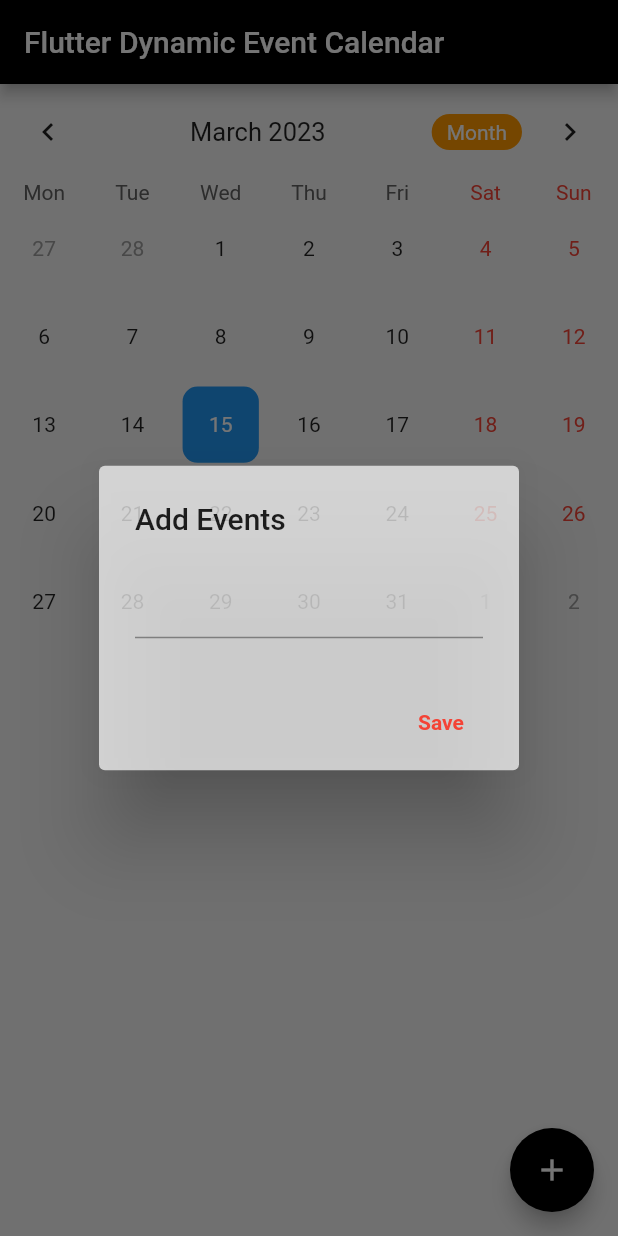
After one commit to uhrinbea22/XPT, a Flutter app: the DynamicEvent screen opened directly, after a tap on the "add" icon, on a phone screen of 412 x 824 dp. The commit adds this screen. Run offline on Flutter 3.47's test engine with Material 2 defaults, Android fonts, the phone set to English and light mode, and no system bars; drawn by our look-alikes of table_calendar; our stand-ins replace cloud_firestore, firebase_auth, firebase_core, firebase_storage, image_picker, shared_preferences and 1 more; missing offline and left inert: dart:html; accounts and stored records are empty; network calls fail.

Commit message:
calendar integrated

```diff
--- a/app/lib/screens/authenticate/sign_up.dart
+++ b/app/lib/screens/authenticate/sign_up.dart
@@ -72,9 +72,9 @@
                       setState(() => loading = true);
                       dynamic result =
                           await _authService.signUp(email, password);
-                      if (result == null) {
+                      if (result != null) {
                         setState(() {
-                          error = 'Please provide n valid email';
+                          error = result.toString().split(']')[1];
                           loading = false;
                         });
                       }
--- /dev/null
+++ b/app/lib/screens/home/calendar.dart
@@ -0,0 +1,182 @@
+import 'dart:convert';
+import 'package:flutter/material.dart';
+import 'package:shared_preferences/shared_preferences.dart';
+import 'package:table_calendar/table_calendar.dart';
+
+class DynamicEvent extends StatefulWidget {
+  @override
+  _DynamicEventState createState() => _DynamicEventState();
+}
+
+class _DynamicEventState extends State<DynamicEvent> {
+  late CalendarController _controller;
+  late Map<DateTime, List<dynamic>> _events;
+  late List<dynamic> _selectedEvents;
+  late TextEditingController _eventController;
+  late SharedPreferences prefs;
+
+  @override
+  void initState() {
+    super.initState();
+    _controller = CalendarController();
+    _eventController = TextEditingController();
+    _events = {};
+    _selectedEvents = [];
+    prefsData();
+  }
+
+  prefsData() async {
+    prefs = await SharedPreferences.getInstance();
+    setState(() {
+      _events = Map<DateTime, List<dynamic>>.from(
+          decodeMap(json.decode(prefs.getString("events") ?? "{}")));
+    });
+  }
+
+  Map<String, dynamic> encodeMap(Map<DateTime, dynamic> map) {
+    Map<String, dynamic> newMap = {};
+    map.forEach((key, value) {
+      newMap[key.toString()] = map[key];
+    });
+    return newMap;
+  }
+
+  Map<DateTime, dynamic> decodeMap(Map<String, dynamic> map) {
+    Map<DateTime, dynamic> newMap = {};
+    map.forEach((key, value) {
+      newMap[DateTime.parse(key)] = map[key];
+    });
+    return newMap;
+  }
+
+  @override
+  Widget build(BuildContext context) {
+    return Scaffold(
+      backgroundColor: Colors.grey[100],
+      appBar: AppBar(
+        automaticallyImplyLeading: false,
+        backgroundColor: Colors.black,
+        title: Text('Flutter Dynamic Event Calendar'),
+      ),
+      body: SingleChildScrollView(
+        child: Column(
+          crossAxisAlignment: CrossAxisAlignment.start,
+          children: <Widget>[
+            TableCalendar(
+              events: _events,
+              initialCalendarFormat: CalendarFormat.month,
+              calendarStyle: CalendarStyle(
+                  canEventMarkersOverflow: true,
+                  todayColor: Colors.orange,
+                  selectedColor: Theme.of(context).primaryColor,
+                  todayStyle: TextStyle(
+                      fontWeight: FontWeight.bold,
+                      fontSize: 18.0,
+                      color: Colors.white)),
+              headerStyle: HeaderStyle(
+                centerHeaderTitle: true,
+                formatButtonDecoration: BoxDecoration(
+                  color: Colors.orange,
+                  borderRadius: BorderRadius.circular(20.0),
+                ),
+                formatButtonTextStyle: TextStyle(color: Colors.white),
+                formatButtonShowsNext: false,
+              ),
+              startingDayOfWeek: StartingDayOfWeek.monday,
+              onDaySelected: (date, events, holidays) {
+                setState(() {
+                  _selectedEvents = events;
+                });
+              },
+              builders: CalendarBuilders(
+                selectedDayBuilder: (context, date, events) => Container(
+                    margin: const EdgeInsets.all(4.0),
+                    alignment: Alignment.center,
+                    decoration: BoxDecoration(
+                        color: Theme.of(context).primaryColor,
+                        borderRadius: BorderRadius.circular(10.0)),
+                    child: Text(
+                      date.day.toString(),
+                      style: TextStyle(color: Colors.white),
+                    )),
+                todayDayBuilder: (context, date, events) => Container(
+                    margin: const EdgeInsets.all(4.0),
+                    alignment: Alignment.center,
+                    decoration: BoxDecoration(
+                        color: Colors.orange,
+                        borderRadius: BorderRadius.circular(10.0)),
+                    child: Text(
+                      date.day.toString(),
+                      style: TextStyle(color: Colors.white),
+                    )),
+              ),
+              calendarController: _controller,
+            ),
+            ..._selectedEvents.map((event) => Padding(
+                  padding: const EdgeInsets.all(8.0),
+                  child: Container(
+                    height: MediaQuery.of(context).size.height / 20,
+                    width: MediaQuery.of(context).size.width / 2,
+                    decoration: BoxDecoration(
+                        borderRadius: BorderRadius.circular(30),
+                        color: Colors.white,
+                        border: Border.all(color: Colors.grey)),
+                    child: Center(
+                        child: Text(
+                      event,
+                      style: TextStyle(
+                          color: Colors.blue,
+                          fontWeight: FontWeight.bold,
+                          fontSize: 16),
+                    )),
+                  ),
+                )),
+          ],
+        ),
+      ),
+      floatingActionButton: FloatingActionButton(
+        backgroundColor: Colors.black,
+        child: Icon(Icons.add),
+        onPressed: _showAddDialog,
+      ),
+    );
+  }
+
+  _showAddDialog() async {
+    await showDialog(
+        context: context,
+        builder: (context) => AlertDialog(
+              backgroundColor: Colors.white70,
+              title: Text("Add Events"),
+              content: TextField(
+                controller: _eventController,
+              ),
+              actions: <Widget>[
+                FlatButton(
+                  child: Text(
+                    "Save",
+                    style: TextStyle(
+                        color: Colors.red, fontWeight: FontWeight.bold),
+                  ),
+                  onPressed: () {
+                    if (_eventController.text.isEmpty) return;
+                    setState(() {
+                      if (_events[_controller.selectedDay] != null) {
+                        _events[_controller.selectedDay]!
+                            .add(_eventController.text);
+                      } else {
+                        _events[_controller.selectedDay] = [
+                          _eventController.text
+                        ];
+                      }
+                      prefs.setString(
+                          "events", json.encode(encodeMap(_events)));
+                      _eventController.clear();
+                      Navigator.pop(context);
+                    });
+                  },
+                )
+              ],
+            ));
+  }
+}
--- /dev/null
+++ b/app/lib/screens/home/create_category.dart
@@ -0,0 +1,2 @@
+//add category
+//transact new category - string
--- a/app/lib/screens/home/create_transaction.dart
+++ b/app/lib/screens/home/create_transaction.dart
@@ -258,13 +258,14 @@
                         DateTime.parse(myController['date']!.text),
                         int.parse(myController['amount']!.text),
                         valuefirst,
-                        myController['category']!.text,
+                        categoryController.text,
                         false,
                         myController['notes']!.text,
                         myController['place']!.text,
                         valuesec,
                         myController['title']!.text,
                       );
+                      print(tr.category);
                       FirebaseFirestore.instance
                           .collection('transactions')
                           .doc()
--- a/app/lib/screens/home/menu.dart
+++ b/app/lib/screens/home/menu.dart
@@ -1,3 +1,4 @@
+import 'package:app/screens/home/calendar.dart';
 import 'package:app/screens/home/create_transaction.dart';
 import 'package:app/screens/home/diagram.dart';
 import 'package:app/screens/home/fileupload.dart';
@@ -96,6 +97,17 @@
             },
             // TODO : logout here
           ),
+          ListTile(
+            leading: Icon(Icons.calendar_month),
+            title: Text('Calendar '),
+            onTap: () => {
+              Navigator.push(
+                context,
+                MaterialPageRoute(builder: (context) => DynamicEvent()),
+              ),
+            },
+            // TODO : logout here
+          ),
         ],
       ),
     );
--- a/app/pubspec.yaml
+++ b/app/pubspec.yaml
@@ -45,6 +45,7 @@
   firebase_storage: "^11.0.14"
   path: ^1.8.0
   image_picker: ^0.8.4
+  table_calendar: ^2.1.0
 
 dev_dependencies:
   flutter_test:
```
Also changed, not shown: app/lib/screens/authenticate/sign_in.dart (+8 -9 lines), app/lib/screens/home/list.dart (added, +344 -0 lines), app/lib/services/auth_service.dart (+4 -8 lines), app/pubspec.lock, 3 other files.
